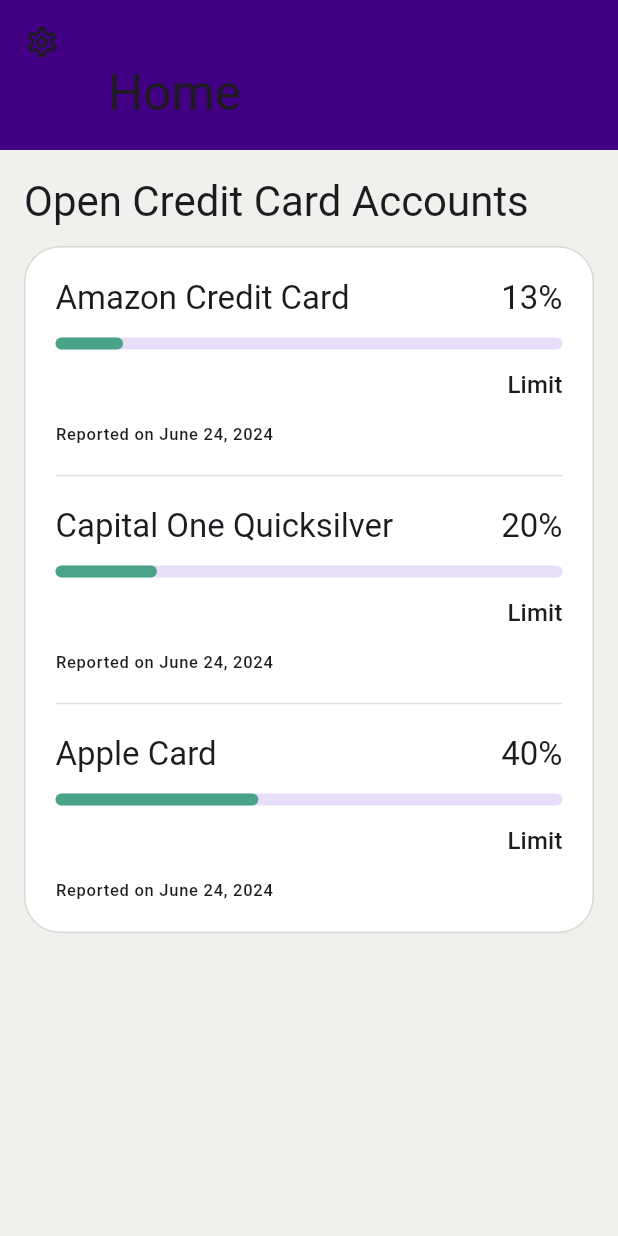
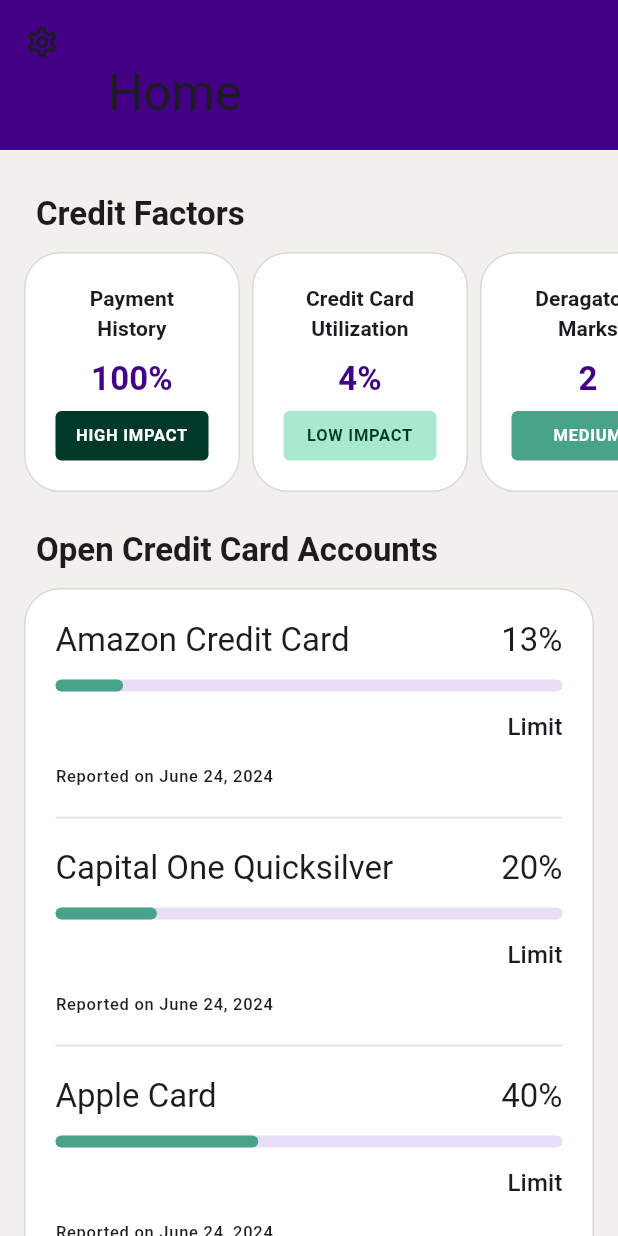
Before and after one commit to jlalvarez18/ava_light, a Flutter app: the screen it shows after launch, on a phone screen of 412 x 824 dp. Run offline on Flutter 3.47's test engine with Material 3 defaults, Android fonts, the light colour scheme and no system bars; missing offline and left inert: money2.

Commit message:
implemented credit factors UI

```diff
--- a/lib/core/theme/colors.dart
+++ b/lib/core/theme/colors.dart
@@ -4,6 +4,8 @@
   static final Color cardColor = Color.fromRGBO(255, 255, 255, 1.0);
   static final Color cardBorderColor = Color.fromRGBO(0, 0, 0, 0.15);
 
+  static final Color darkGreen = Color.fromRGBO(0, 57, 40, 1);
+  static final Color lightGreen = Color.fromRGBO(169, 234, 206, 1);
   static final Color green = Color.fromRGBO(72, 163, 136, 1);
   static final Color purple = Color.fromRGBO(66, 0, 133, 1);
 }
--- /dev/null
+++ b/lib/credit_factors/models/credit_factor.dart
@@ -0,0 +1,52 @@
+import 'package:ava_light/core/theme/colors.dart';
+import 'package:flutter/material.dart';
+
+@immutable
+final class CreditFactor {
+  final String title;
+  final String value;
+  final CreditImpact impact;
+
+  CreditFactor({
+    required this.title,
+    required this.value,
+    required this.impact,
+  });
+}
+
+enum CreditImpact { high, medium, low }
+
+extension CreditImpactExtension on CreditImpact {
+  Color get color {
+    switch (this) {
+      case CreditImpact.high:
+        return AvaColors.darkGreen;
+      case CreditImpact.medium:
+        return AvaColors.green;
+      case CreditImpact.low:
+        return AvaColors.lightGreen;
+    }
+  }
+
+  String get string {
+    switch (this) {
+      case CreditImpact.high:
+        return "HIGH IMPACT";
+      case CreditImpact.medium:
+        return "MEDIUM IMPACT";
+      case CreditImpact.low:
+        return "LOW IMPACT";
+    }
+  }
+
+  Color get textColor {
+    switch (this) {
+      case CreditImpact.high:
+        return Colors.white;
+      case CreditImpact.medium:
+        return Colors.white;
+      case CreditImpact.low:
+        return AvaColors.darkGreen;
+    }
+  }
+}
--- /dev/null
+++ b/lib/credit_factors/widgets/credit_factors_list_widget.dart
@@ -0,0 +1,119 @@
+import 'package:ava_light/core/theme/colors.dart';
+import 'package:ava_light/core/ui/spaced_column.dart';
+import 'package:ava_light/core/ui/spaced_row.dart';
+import 'package:ava_light/core/widgets/card_widget.dart';
+import 'package:ava_light/credit_factors/models/credit_factor.dart';
+import 'package:flutter/material.dart';
+
+class CreditFactorsListWidget extends StatelessWidget {
+  const CreditFactorsListWidget({super.key, required this.factors});
+
+  final List<CreditFactor> factors;
+
+  @override
+  Widget build(BuildContext context) {
+    return SizedBox(
+      height: 160,
+      child: SingleChildScrollView(
+        clipBehavior: Clip.none,
+        physics: AlwaysScrollableScrollPhysics(),
+        scrollDirection: Axis.horizontal,
+        child: SpacedRow(
+          spacing: 8,
+          children: [
+            for (CreditFactor factor in factors)
+              CreditFactorCardWidget(factor: factor)
+          ],
+        ),
+      ),
+    );
+  }
+}
+
+class CreditFactorCardWidget extends StatelessWidget {
+  const CreditFactorCardWidget({super.key, required this.factor});
+
+  final CreditFactor factor;
+
+  @override
+  Widget build(BuildContext context) {
+    final theme = Theme.of(context);
+    final textTheme = theme.textTheme;
+
+    final titleStyle = textTheme.labelLarge?.copyWith(
+      fontSize: 14,
+      fontWeight: FontWeight.w700,
+    );
+
+    final valueStyle = textTheme.labelLarge?.copyWith(
+      fontSize: 22,
+      fontWeight: FontWeight.w600,
+      color: AvaColors.purple,
+    );
+
+    return SizedBox(
+      width: 144,
+      height: 160,
+      child: CardWidget(
+        child: Column(
+          crossAxisAlignment: CrossAxisAlignment.stretch,
+          children: [
+            SpacedColumn(
+              spacing: 8,
+              children: [
+                Text(
+                  factor.title,
+                  style: titleStyle,
+                  textAlign: TextAlign.center,
+                ),
+                Text(
+                  factor.value,
+                  style: valueStyle,
+                  textAlign: TextAlign.center,
+                ),
+              ],
+            ),
+            Spacer(),
+            CreditImpactWidget(impact: factor.impact)
+          ],
+        ),
+      ),
+    );
+  }
+}
+
+class CreditImpactWidget extends StatelessWidget {
+  const CreditImpactWidget({super.key, required this.impact});
+
+  final CreditImpact impact;
+
+  @override
+  Widget build(BuildContext context) {
+    final theme = Theme.of(context);
+    final textTheme = theme.textTheme;
+
+    final textStyle = textTheme.bodyLarge?.copyWith(
+      color: impact.textColor,
+      fontSize: 11,
+      fontWeight: FontWeight.w700,
+    );
+
+    return Container(
+      decoration: ShapeDecoration(
+        color: impact.color,
+        shape: RoundedRectangleBorder(
+          borderRadius: BorderRadius.circular(4),
+        ),
+      ),
+      child: Padding(
+        padding: EdgeInsets.symmetric(vertical: 8, horizontal: 8),
+        child: Text(
+          impact.string,
+          maxLines: 1,
+          textAlign: TextAlign.center,
+          style: textStyle,
+        ),
+      ),
+    );
+  }
+}
--- a/lib/home.dart
+++ b/lib/home.dart
@@ -2,6 +2,8 @@
 import 'package:ava_light/accounts/widgets/accounts_list_card.dart';
 import 'package:ava_light/core/theme/colors.dart';
 import 'package:ava_light/core/ui/spaced_column.dart';
+import 'package:ava_light/credit_factors/models/credit_factor.dart';
+import 'package:ava_light/credit_factors/widgets/credit_factors_list_widget.dart';
 import 'package:flutter/material.dart';
 
 class Home extends StatelessWidget {
@@ -34,8 +36,56 @@
     ),
   ];
 
+  final List<CreditFactor> creditFactors = [
+    CreditFactor(
+      title: "Payment History",
+      value: "100%",
+      impact: CreditImpact.high,
+    ),
+    CreditFactor(
+      title: "Credit Card Utilization",
+      value: "4%",
+      impact: CreditImpact.low,
+    ),
+    CreditFactor(
+      title: "Deragatory Marks",
+      value: "2",
+      impact: CreditImpact.medium,
+    ),
+    CreditFactor(
+      title: "Age of Credit History",
+      value: "1yr 4mo",
+      impact: CreditImpact.low,
+    ),
+    CreditFactor(
+      title: "Hard Inquiries",
+      value: "3",
+      impact: CreditImpact.medium,
+    ),
+    CreditFactor(
+      title: "Total Accounts",
+      value: "9",
+      impact: CreditImpact.medium,
+    ),
+  ];
+
   @override
   Widget build(BuildContext context) {
+    final List<Widget> sections = [
+      HomeSectionWidget(
+        title: "Credit Factors",
+        children: [
+          CreditFactorsListWidget(factors: creditFactors),
+        ],
+      ),
+      HomeSectionWidget(
+        title: "Open Credit Card Accounts",
+        children: [
+          AccountsListCard(accounts: accounts),
+        ],
+      ),
+    ];
+
     return Container(
       color: Color.fromRGBO(242, 240, 237, 1),
       child: CustomScrollView(
@@ -55,14 +105,9 @@
           SliverPadding(
             padding: const EdgeInsets.all(16.0),
             sliver: SliverList.builder(
-              itemCount: 1,
+              itemCount: sections.length,
               itemBuilder: (context, index) {
-                return HomeSectionWidget(
-                  title: "Open Credit Card Accounts",
-                  children: [
-                    AccountsListCard(accounts: accounts),
-                  ],
-                );
+                return sections[index];
               },
             ),
           )
@@ -84,20 +129,31 @@
     final theme = Theme.of(context);
     final textTheme = theme.textTheme;
 
-    return SpacedColumn(
+    final titleStyle = textTheme.headlineMedium?.copyWith(
+      fontSize: 22,
+      fontWeight: FontWeight.w600,
+    );
+
+    return Padding(
+      padding: const EdgeInsets.symmetric(vertical: 12),
+      child: SpacedColumn(
         spacing: 12,
         crossAxisAlignment: CrossAxisAlignment.stretch,
         children: [
-        Text(
+          Padding(
+            padding: const EdgeInsets.symmetric(horizontal: 8),
+            child: Text(
               title,
-          style: textTheme.headlineMedium,
+              style: titleStyle,
               textAlign: TextAlign.left,
+            ),
           ),
           SpacedColumn(
             spacing: 34,
             children: children,
           )
         ],
+      ),
     );
   }
 }
```
Lines whose indentation alone changed are shown as unchanged.
